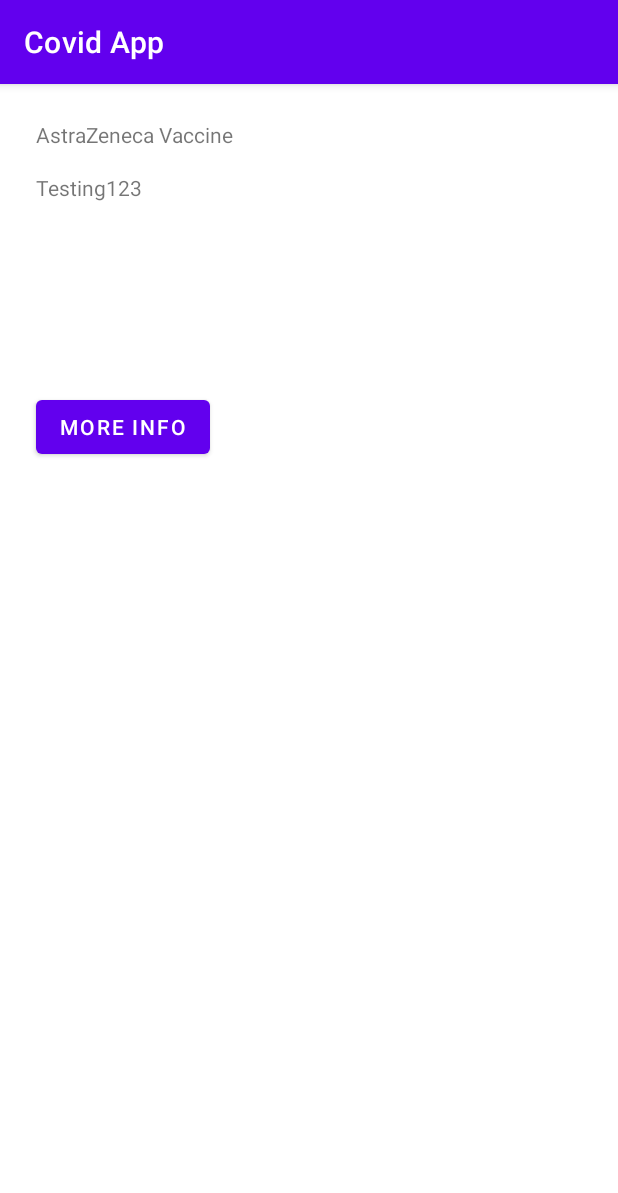
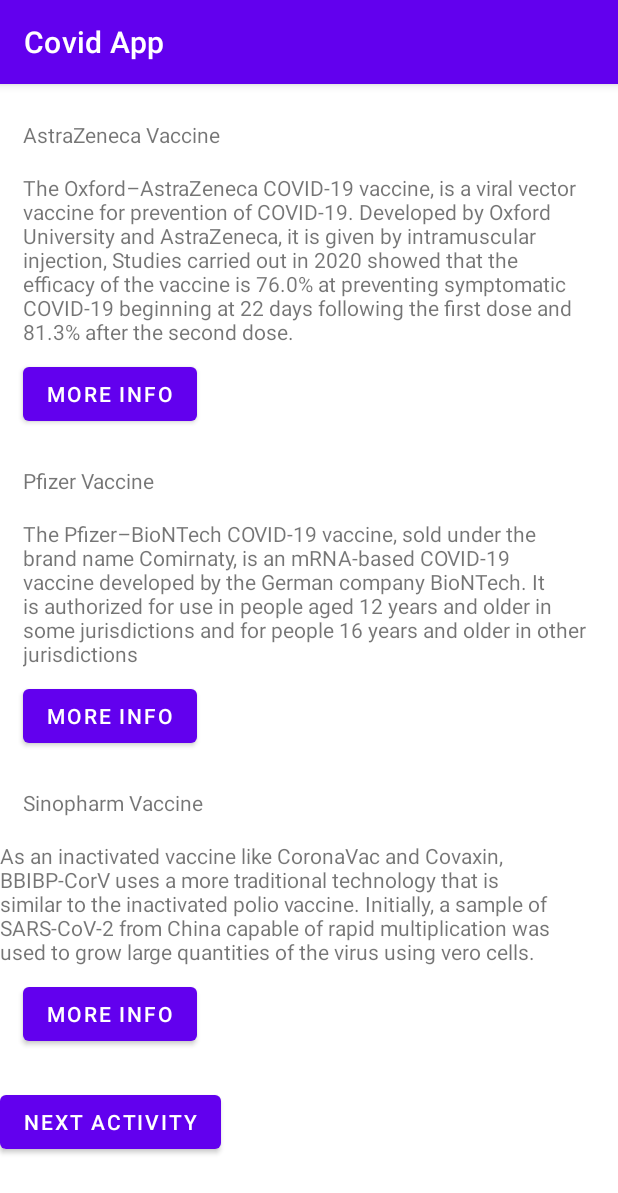
Before and after one commit to yousseftawfik11/CovidApplication, an Android app: the screen it shows after launch (MainActivity), on a phone screen of 412 x 824 dp. Shown: the top 1193 px of the screen. Run offline under Robolectric (Android 15) with nearby library versions, the light colour scheme and no system bars.

Commit message:
addition of next page button

```diff
--- a/app/src/main/java/com/example/covidapp/MainActivity.java
+++ b/app/src/main/java/com/example/covidapp/MainActivity.java
@@ -22,4 +22,21 @@
         Intent Astra = new Intent(Intent.ACTION_VIEW,uri);
         startActivity(Astra);
     }
+
+    public void pfizerWeb(View view) {
+        Uri uri = Uri.parse("https://www.who.int/news-room/feature-stories/detail/who-can-take-the-pfizer-biontech-covid-19--vaccine");
+        Intent pfizer = new Intent(Intent.ACTION_VIEW,uri);
+        startActivity(pfizer);
+    }
+
+    public void SinopharmWeb(View view) {
+        Uri uri = Uri.parse("https://www.who.int/news-room/feature-stories/detail/the-sinopharm-covid-19-vaccine-what-you-need-to-know");
+        Intent Sino = new Intent(Intent.ACTION_VIEW,uri);
+        startActivity(Sino);
+    }
+
+    public void nextActivity(View view) {
+        Intent next = new Intent(this,QuizActivity.class);
+        startActivity(next);
+    }
 }
--- /dev/null
+++ b/app/src/main/res/drawable/shapes.xml
@@ -0,0 +1,15 @@
+<?xml version="1.0" encoding="utf-8"?>
+    <shape xmlns:android="http://schemas.android.com/apk/res/android"
+        android:shape="rectangle" >
+
+        <solid android:color="#2f7b9e" />
+
+        <corners
+            android:bottomLeftRadius="8dp"
+            android:bottomRightRadius="8dp"
+            android:topLeftRadius="8dp"
+            android:topRightRadius="8dp"
+            />
+
+
+    </shape>
--- a/app/src/main/res/layout/activity_main.xml
+++ b/app/src/main/res/layout/activity_main.xml
@@ -1,43 +1,108 @@
 <?xml version="1.0" encoding="utf-8"?>
-<androidx.constraintlayout.widget.ConstraintLayout xmlns:android="http://schemas.android.com/apk/res/android"
+<ScrollView xmlns:android="http://schemas.android.com/apk/res/android"
     xmlns:app="http://schemas.android.com/apk/res-auto"
     xmlns:tools="http://schemas.android.com/tools"
     android:layout_width="match_parent"
     android:layout_height="match_parent"
+    android:background="#FFFFFF"
     tools:context=".MainActivity">
+
+    <LinearLayout
+        android:layout_width="wrap_content"
+        android:layout_height="wrap_content"
+        android:orientation="vertical">
 
         <TextView
             android:id="@+id/AstraZenecaHead"
             android:layout_width="wrap_content"
             android:layout_height="wrap_content"
-        android:layout_marginStart="24dp"
-        android:layout_marginLeft="24dp"
+            android:layout_marginStart="15dp"
+            android:layout_marginLeft="15dp"
             android:layout_marginTop="24dp"
-        android:text="@string/astrazeneca_vaccine"
-        app:layout_constraintStart_toStartOf="parent"
-        app:layout_constraintTop_toTopOf="parent" />
+
+            android:text="@string/astrazeneca_vaccine" />
 
         <TextView
             android:id="@+id/Astra_Info"
             android:layout_width="379dp"
-        android:layout_height="137dp"
-        android:layout_marginStart="24dp"
-        android:layout_marginLeft="24dp"
+            android:layout_height="wrap_content"
+            android:layout_marginStart="15dp"
+            android:layout_marginLeft="15dp"
             android:layout_marginTop="16dp"
-        android:text="@string/Astra_information"
-        app:layout_constraintStart_toStartOf="parent"
-        app:layout_constraintTop_toBottomOf="@+id/AstraZenecaHead" />
+            android:text="@string/Astra_info" />
 
         <Button
             android:id="@+id/Astra_web"
             android:layout_width="wrap_content"
             android:layout_height="wrap_content"
-        android:layout_marginStart="24dp"
-        android:layout_marginLeft="24dp"
+            android:layout_marginStart="15dp"
+            android:layout_marginLeft="15dp"
             android:layout_marginTop="8dp"
             android:onClick="AstraWeb"
-        android:text="@string/more_info"
-        app:layout_constraintStart_toStartOf="parent"
-        app:layout_constraintTop_toBottomOf="@+id/Astra_Info" />
+            android:text="@string/more_info_button" />
 
-</androidx.constraintlayout.widget.ConstraintLayout>
+        <TextView
+            android:id="@+id/Pfizer_head"
+            android:layout_width="wrap_content"
+            android:layout_height="wrap_content"
+            android:layout_marginStart="15dp"
+            android:layout_marginLeft="15dp"
+            android:layout_marginTop="24dp"
+            android:text="@string/Pfizer_vaccine" />
+
+        <TextView
+            android:id="@+id/pfizer_info"
+            android:layout_width="379dp"
+            android:layout_height="wrap_content"
+            android:layout_marginStart="15dp"
+            android:layout_marginLeft="15dp"
+            android:layout_marginTop="16dp"
+            android:text="@string/Pfizer_info" />
+
+        <Button
+            android:id="@+id/pfizer_web"
+            android:layout_width="wrap_content"
+            android:layout_height="wrap_content"
+            android:layout_marginStart="15dp"
+            android:layout_marginLeft="15dp"
+            android:layout_marginTop="8dp"
+            android:onClick="pfizerWeb"
+            android:text="@string/more_info_button" />
+
+        <TextView
+            android:id="@+id/sinopharm_head"
+            android:layout_width="wrap_content"
+            android:layout_height="wrap_content"
+            android:layout_marginStart="15dp"
+            android:layout_marginLeft="15dp"
+            android:layout_marginTop="24dp"
+            android:text="@string/sinopharm_vaccine" />
+
+        <TextView
+            android:id="@+id/textView6"
+            android:layout_width="379dp"
+            android:layout_height="wrap_content"
+            android:layout_marginTop="16dp"
+            android:text="@string/Sinopharm_info" />
+
+        <Button
+            android:id="@+id/Sinopharm_web"
+            android:layout_width="wrap_content"
+            android:layout_height="wrap_content"
+            android:layout_marginStart="15dp"
+            android:layout_marginLeft="15dp"
+            android:layout_marginTop="8dp"
+            android:onClick="SinopharmWeb"
+            android:text="@string/more_info_button" />
+
+        <Button
+            android:id="@+id/nextPage1"
+            android:layout_width="wrap_content"
+            android:layout_height="wrap_content"
+            android:layout_marginTop="24dp"
+            android:layout_marginEnd="24dp"
+            android:layout_marginRight="24dp"
+            android:onClick="nextActivity"
+            android:text="@string/next_activity" />
+    </LinearLayout>
+</ScrollView>
--- a/app/src/main/res/values/strings.xml
+++ b/app/src/main/res/values/strings.xml
@@ -2,7 +2,6 @@
     <string name="app_name">Covid App</string>
     <string name="astrazeneca_vaccine">AstraZeneca Vaccine</string>
 
-    <string name="Astra_information">Testing123</string>
 
     //AstraZeneca Questions
     <string name="AstraZeneca1">AstraZeneca COVID-19 Vaccine has side effects.</string>
@@ -17,9 +16,17 @@
     <string name="correct_toast">Correct!</string>
     <string name="incorrect_toast">Incorrect!</string>
 
-    <string name="Astra_information">The Oxford–AstraZeneca COVID-19 vaccine, is a viral vector vaccine for prevention of COVID-19.
+    <string name="Astra_info">The Oxford–AstraZeneca COVID-19 vaccine, is a viral vector vaccine for prevention of COVID-19.
         Developed by Oxford University and AstraZeneca, it is given by intramuscular injection,
         Studies carried out in 2020 showed that the efficacy of the vaccine is 76.0% at preventing symptomatic COVID-19 beginning at 22 days following the first dose and 81.3% after the second dose.</string>
-    <string name="more_info">More Info</string>
-
+    <string name="more_info_button">More Info</string>
+    <string name="Pfizer_vaccine">Pfizer Vaccine</string>
+<string name="Pfizer_info">
+    The Pfizer–BioNTech COVID-19 vaccine, sold under the brand name Comirnaty, is an mRNA-based COVID-19 vaccine developed by the German company BioNTech.
+    It is authorized for use in people aged 12 years and older in some jurisdictions and for people 16 years and older in other jurisdictions
+</string>
+    <string name="sinopharm_vaccine">Sinopharm Vaccine</string>
+    <string name="Sinopharm_info">As an inactivated vaccine like CoronaVac and Covaxin, BBIBP-CorV uses a more traditional technology that is similar to the inactivated polio vaccine.
+        Initially, a sample of SARS-CoV-2 from China capable of rapid multiplication was used to grow large quantities of the virus using vero cells.</string>
+    <string name="next_activity">Next Activity</string>
 </resources>
```
Lines whose indentation alone changed are shown as unchanged.
